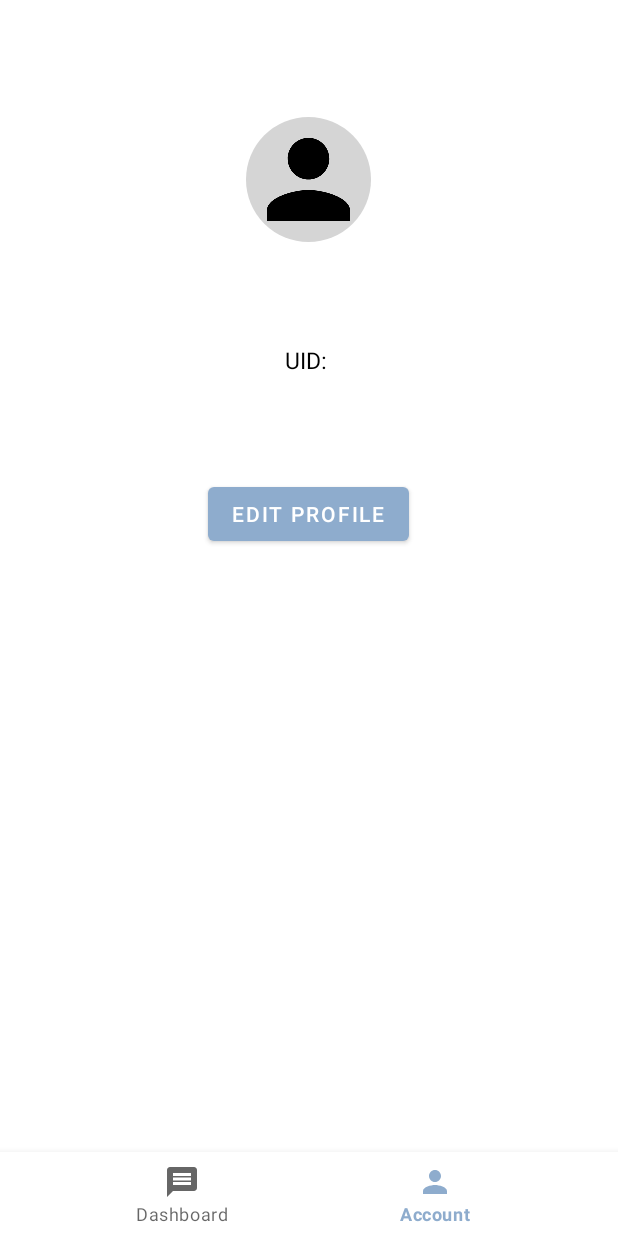
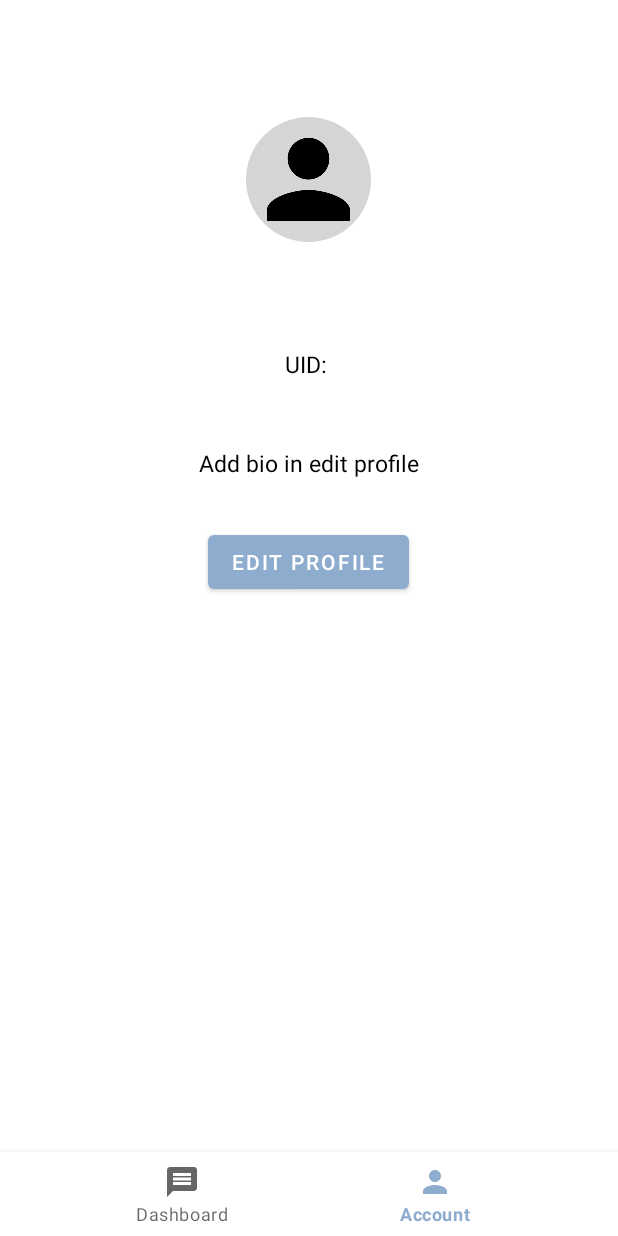
Before and after one commit to Diaz1401/SimpleChat, an Android app: the AccountFragment screen opened directly, with no data from a screen before it, on a phone screen of 412 x 824 dp. Run offline under Robolectric (Android 15) with nearby library versions, the phone set to English and light mode, and no system bars; our stand-ins replace navigation-ui, sdp/ssp sizes; plain views replace RoundedImageView.

Commit message:
Add biodata

```diff
--- a/app/src/main/AndroidManifest.xml
+++ b/app/src/main/AndroidManifest.xml
@@ -42,7 +42,7 @@
             android:exported="false" />
 
         <service
-            android:name=".firebase.MessagingService"
+            android:name=".database.firebase.MessagingService"
             android:exported="false">
             <intent-filter>
                 <action android:name="com.google.firebase.MESSAGING_EVENT" />
--- a/app/src/main/java/com/diaz1401/chat/activities/SignInActivity.kt
+++ b/app/src/main/java/com/diaz1401/chat/activities/SignInActivity.kt
@@ -80,6 +80,7 @@ class SignInActivity : AppCompatActivity() {
                     preferenceManager.putString(LocalConstants.KEY_EMAIL, user.getString(LocalConstants.KEY_EMAIL))
                     preferenceManager.putString(LocalConstants.KEY_IMAGE, user.getString(LocalConstants.KEY_IMAGE))
                     preferenceManager.putString(LocalConstants.KEY_PASSWORD, password)
+                    preferenceManager.putString(LocalConstants.KEY_BIO, user.getString(LocalConstants.KEY_BIO))
                     startActivity(Intent(this, MainActivity::class.java))
                 } else {
                     showToast("Unable to sign in")
@@ -104,7 +105,6 @@ class SignInActivity : AppCompatActivity() {
             showToast("Enter password")
             return false
         }
-
         return true
     }
 
--- a/app/src/main/java/com/diaz1401/chat/activities/SignUpActivity.kt
+++ b/app/src/main/java/com/diaz1401/chat/activities/SignUpActivity.kt
@@ -85,7 +85,8 @@ class SignUpActivity : AppCompatActivity() {
             LocalConstants.KEY_NAME to name,
             LocalConstants.KEY_EMAIL to email,
             LocalConstants.KEY_PASSWORD to password,
-            LocalConstants.KEY_IMAGE to encodedImage
+            LocalConstants.KEY_IMAGE to encodedImage,
+            LocalConstants.KEY_BIO to null
         )
         db.collection(LocalConstants.KEY_COLLECTION_USERS)
             .add(user)
@@ -95,6 +96,8 @@ class SignUpActivity : AppCompatActivity() {
                 preferenceManager?.putString(LocalConstants.KEY_NAME, name)
                 preferenceManager?.putString(LocalConstants.KEY_EMAIL, email)
                 preferenceManager?.putString(LocalConstants.KEY_IMAGE, encodedImage)
+                preferenceManager?.putString(LocalConstants.KEY_PASSWORD, password)
+                preferenceManager?.putString(LocalConstants.KEY_BIO, null)
                 showToast("User created successfully")
                 val intent = Intent(this, MainActivity::class.java)
                 intent.addFlags(Intent.FLAG_ACTIVITY_NEW_TASK or Intent.FLAG_ACTIVITY_CLEAR_TASK)
--- a/app/src/main/java/com/diaz1401/chat/firebase/MessagingService.kt
+++ b/app/src/main/java/com/diaz1401/chat/database/firebase/MessagingService.kt
@@ -1,4 +1,4 @@
-package com.diaz1401.chat.firebase
+package com.diaz1401.chat.database.firebase
 
 import com.google.firebase.messaging.FirebaseMessagingService
 import com.google.firebase.messaging.RemoteMessage
--- a/app/src/main/java/com/diaz1401/chat/fragment/AccountFragment.kt
+++ b/app/src/main/java/com/diaz1401/chat/fragment/AccountFragment.kt
@@ -65,10 +65,16 @@ class AccountFragment : Fragment() {
         val email = preferenceManager.getString(LocalConstants.KEY_EMAIL)
         val image = preferenceManager.getString(LocalConstants.KEY_IMAGE)
         val id = preferenceManager.getString(LocalConstants.KEY_USER_ID)
+        val bio = preferenceManager.getString(LocalConstants.KEY_BIO)
 
         binding.txtName.text = name
         binding.txtEmail.text = email
         binding.txtId.text = id
+        if (bio.isNullOrEmpty()) {
+            binding.txtBio.text = getString(R.string.bio_not_available)
+        } else {
+            binding.txtBio.text = bio
+        }
         val bitmap = decodeImage(image)
         if (bitmap != null) {
             binding.imgProfile.setImageBitmap(bitmap)
--- a/app/src/main/java/com/diaz1401/chat/utilities/LocalConstants.kt
+++ b/app/src/main/java/com/diaz1401/chat/utilities/LocalConstants.kt
@@ -10,5 +10,6 @@ class LocalConstants {
         const val KEY_IS_SIGNED_IN: String = "isSignedIn"
         const val KEY_USER_ID: String = "userId"
         const val KEY_IMAGE: String = "image"
+        const val KEY_BIO: String = "bio"
     }
 }
--- a/app/src/main/res/layout/activity_edit_profile.xml
+++ b/app/src/main/res/layout/activity_edit_profile.xml
@@ -41,7 +41,7 @@
             android:hint="Your email address" />
 
         <EditText
-            android:id="@+id/inputBIO"
+            android:id="@+id/inputBio"
             android:layout_width="match_parent"
             android:layout_height="wrap_content"
             android:layout_marginTop="@dimen/_12sdp"
--- a/app/src/main/res/layout/activity_main.xml
+++ b/app/src/main/res/layout/activity_main.xml
@@ -1,10 +1,11 @@
 <?xml version="1.0" encoding="utf-8"?>
-<androidx.constraintlayout.widget.ConstraintLayout
-    xmlns:android="http://schemas.android.com/apk/res/android"
+<androidx.constraintlayout.widget.ConstraintLayout xmlns:android="http://schemas.android.com/apk/res/android"
     xmlns:app="http://schemas.android.com/apk/res-auto"
+    xmlns:tools="http://schemas.android.com/tools"
     android:id="@+id/container"
     android:layout_width="match_parent"
-    android:layout_height="match_parent" >
+    android:layout_height="match_parent"
+    tools:context=".activities.MainActivity" >
 
     <com.google.android.material.bottomnavigation.BottomNavigationView
         android:id="@+id/navbarView"
--- a/app/src/main/res/layout/activity_sign_up.xml
+++ b/app/src/main/res/layout/activity_sign_up.xml
@@ -52,7 +52,6 @@
             android:background="@drawable/background_input_light"
             android:hint="Name"
             android:imeOptions="actionNext"
-            android:importantForAutofill="no"
             android:inputType="textEmailAddress"
             android:paddingStart="@dimen/_18sdp"
             android:paddingEnd="@dimen/_18sdp"
@@ -67,7 +66,6 @@
             android:background="@drawable/background_input_light"
             android:hint="Email"
             android:imeOptions="actionNext"
-            android:importantForAutofill="no"
             android:inputType="textEmailAddress"
             android:paddingStart="@dimen/_18sdp"
             android:paddingEnd="@dimen/_18sdp"
@@ -82,7 +80,6 @@
             android:background="@drawable/background_input_light"
             android:hint="Password"
             android:imeOptions="actionNext"
-            android:importantForAutofill="no"
             android:inputType="textPassword"
             android:paddingStart="@dimen/_18sdp"
             android:paddingEnd="@dimen/_18sdp"
@@ -98,7 +95,6 @@
             android:background="@drawable/background_input_light"
             android:hint="Confirm Password"
             android:imeOptions="actionDone"
-            android:importantForAutofill="no"
             android:inputType="textPassword"
             android:paddingStart="@dimen/_18sdp"
             android:paddingEnd="@dimen/_18sdp"
--- a/app/src/main/res/layout/fragment_account.xml
+++ b/app/src/main/res/layout/fragment_account.xml
@@ -1,15 +1,12 @@
 <?xml version="1.0" encoding="utf-8"?>
 <ScrollView xmlns:android="http://schemas.android.com/apk/res/android"
     xmlns:app="http://schemas.android.com/apk/res-auto"
-    xmlns:tools="http://schemas.android.com/tools"
-    android:id="@+id/SignInActivity"
     android:layout_width="match_parent"
     android:layout_height="match_parent"
     android:clipToPadding="false"
     android:overScrollMode="never"
     android:padding="@dimen/_12sdp"
-    android:scrollbars="none"
-    tools:context=".activities.SignInActivity" >
+    android:scrollbars="none" >
 
     <LinearLayout
         android:layout_width="match_parent"
@@ -35,7 +32,7 @@
             android:layout_width="wrap_content"
             android:layout_height="wrap_content"
             android:text="NAME"
-            android:textSize="@dimen/_12ssp"
+            android:textSize="@dimen/_18ssp"
             android:textStyle="bold"
             app:layout_constraintTop_toBottomOf="@id/layoutProfile"
             app:layout_constraintEnd_toEndOf="parent"
@@ -47,7 +44,7 @@
             android:layout_width="wrap_content"
             android:layout_height="wrap_content"
             android:orientation="horizontal"
-            android:layout_marginTop="@dimen/_12sdp"
+            android:layout_marginTop="@dimen/_6sdp"
             app:layout_constraintTop_toBottomOf="@id/txtName"
             app:layout_constraintEnd_toEndOf="parent"
             app:layout_constraintStart_toStartOf="parent" >
@@ -72,8 +69,19 @@
             android:layout_height="wrap_content"
             android:text="EMAIL"
             android:textSize="@dimen/_12ssp"
+            android:layout_marginTop="@dimen/_6sdp"
+            app:layout_constraintTop_toBottomOf="@id/layoutUID"
+            app:layout_constraintEnd_toEndOf="parent"
+            app:layout_constraintStart_toStartOf="parent" />
+
+        <TextView
+            android:id="@+id/txtBio"
+            android:layout_width="wrap_content"
+            android:layout_height="wrap_content"
+            android:text="BIO"
+            android:textSize="@dimen/_12ssp"
             android:layout_marginTop="@dimen/_12sdp"
-            app:layout_constraintTop_toBottomOf="@id/layoutUID"
+            app:layout_constraintTop_toBottomOf="@id/txtEmail"
             app:layout_constraintEnd_toEndOf="parent"
             app:layout_constraintStart_toStartOf="parent" />
 
--- a/app/src/main/res/layout/fragment_main.xml
+++ b/app/src/main/res/layout/fragment_main.xml
@@ -1,7 +1,6 @@
 <?xml version="1.0" encoding="utf-8"?>
 <androidx.constraintlayout.widget.ConstraintLayout xmlns:android="http://schemas.android.com/apk/res/android"
     xmlns:app="http://schemas.android.com/apk/res-auto"
-    xmlns:tools="http://schemas.android.com/tools"
     android:layout_width="match_parent"
     android:layout_height="match_parent" >
 
--- a/app/src/main/res/values/strings.xml
+++ b/app/src/main/res/values/strings.xml
@@ -3,4 +3,5 @@
     <!-- TODO: Remove or change this placeholder text -->
     <string name="hello_blank_fragment">Hello blank fragment</string>
     <string name="username">\@raja_jawa</string>
+    <string name="bio_not_available">Add bio in edit profile</string>
 </resources>
```
Also changed, not shown: app/src/main/java/com/diaz1401/chat/activities/EditProfileActivity.kt (+7 -1 lines), app/src/main/res/layout/activity_sign_in.xml (+0 -8 lines).
